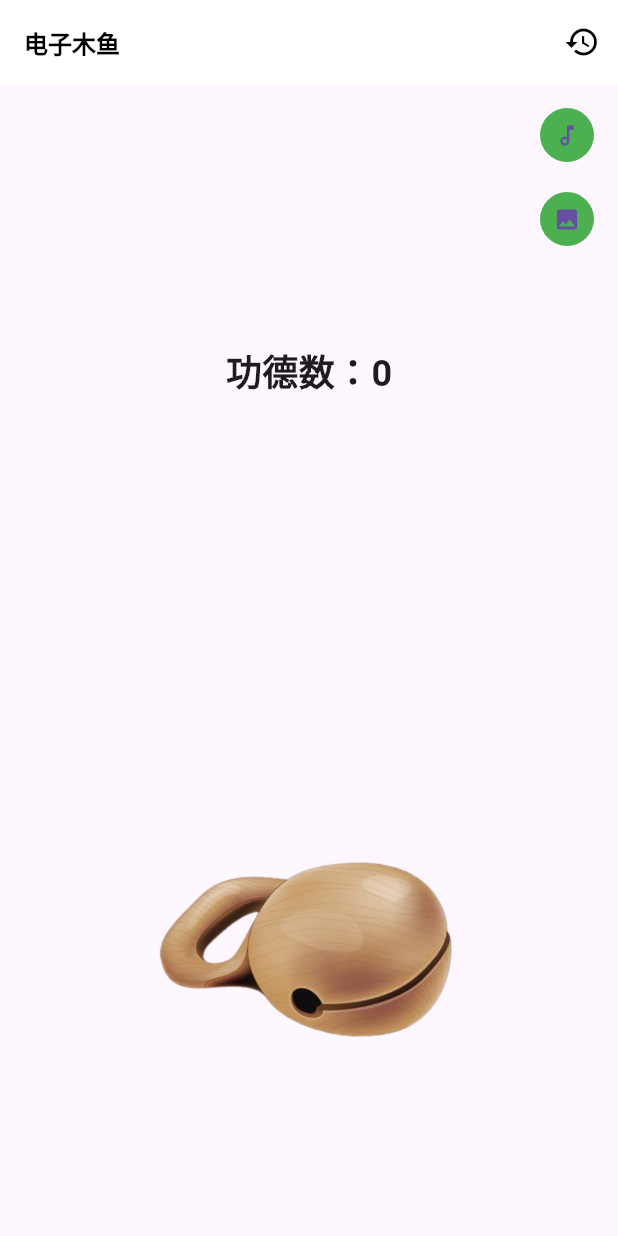
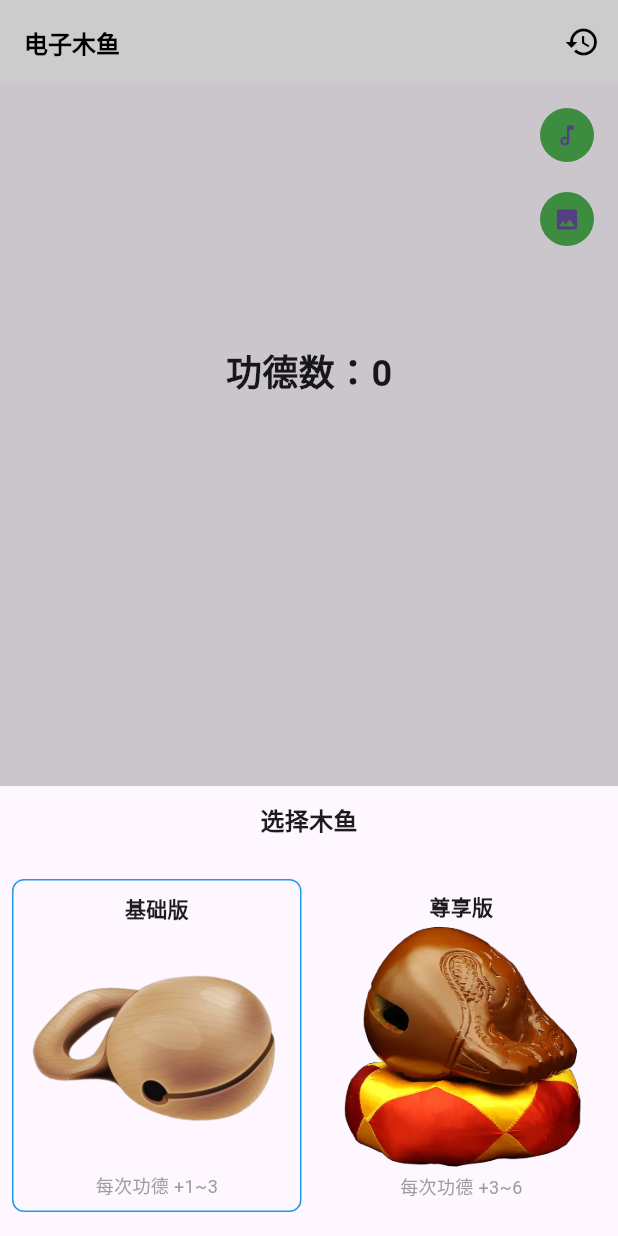
Before and after one commit to JohnnieEric/flutter_learn, a Flutter app: the screen it shows after launch, after a tap on the "image" icon, on a phone screen of 412 x 824 dp. Run offline on Flutter 3.47's test engine with Material 3 defaults, Android fonts, the phone set to English and light mode, and no system bars; missing offline and left inert: flame_audio.

Commit message:
add the function of "switch temple block imag" 1.learn border and borderRadius 2.learn EdgeInsets

```diff
--- /dev/null
+++ b/lib/templeblock/imageoption/bean/image_option.dart
@@ -0,0 +1,8 @@
+class ImageOption {
+  final String imageName;
+  final String imageResource;
+  final int min;
+  final int max;
+
+  ImageOption(this.imageName, this.imageResource, this.min, this.max);
+}
--- /dev/null
+++ b/lib/templeblock/imageoption/image_option_item.dart
@@ -0,0 +1,56 @@
+import 'package:flutter/material.dart';
+import 'package:flutter_learn_demo/templeblock/imageoption/bean/image_option.dart';
+
+class ImageOptionItem extends StatelessWidget {
+  final ImageOption imageOption;
+  final bool isSelected;
+
+  const ImageOptionItem(
+      {required this.imageOption, required this.isSelected, super.key});
+
+  @override
+  Widget build(BuildContext context) {
+    /***
+     * Border可以分别构造四条边
+     * Border.fromBorderSide和Border.all可以构造所有边相同的边框
+     * Border.symmetric可以分别构造垂直和水平对称的边框
+     */
+    Border border = const Border.fromBorderSide(BorderSide(color: Colors.blue));
+    return Container(
+        /***
+       * EdgeInsets.symmetric指定垂直或水平方向的边距
+       * EdgeInsets.all 指定所有边距
+       * EdgeInsets.only 指定某一边距
+       * EdgeInsets.fromLTRB 分别指定每一个边距
+       */
+        padding: const EdgeInsets.symmetric(vertical: 8),
+        decoration: BoxDecoration(
+          /***
+           *  BorderRadius.circular 指定所有圆角大小
+           *  BorderRadius.vertical 指定上下圆角大小
+           *  BorderRadius.horizontal 指定左右圆角大小
+           *  BorderRadius.only 指定某一圆角大小
+           */
+          borderRadius: BorderRadius.circular(8),
+          border: isSelected ? border : null,
+        ),
+        child: Column(
+          children: [
+            Text(
+              imageOption.imageName,
+              style: const TextStyle(fontWeight: FontWeight.bold),
+            ),
+            Expanded(
+              child: Padding(
+                padding: const EdgeInsets.symmetric(horizontal: 8.0),
+                child: Image.asset(imageOption.imageResource),
+              ),
+            ),
+            Text(
+              '每次功德 +${imageOption.min}~${imageOption.max}',
+              style: const TextStyle(color: Colors.grey, fontSize: 12),
+            )
+          ],
+        ));
+  }
+}
--- /dev/null
+++ b/lib/templeblock/imageoption/select_image_panel.dart
@@ -0,0 +1,59 @@
+import 'package:flutter/material.dart';
+import 'package:flutter_learn_demo/templeblock/imageoption/bean/image_option.dart';
+import 'package:flutter_learn_demo/templeblock/imageoption/image_option_item.dart';
+
+
+class ImageOptionPanel extends StatelessWidget {
+  final List<ImageOption> imageOptions;
+  final ValueChanged<int> onSelect;
+  final int selectedIndex;
+
+  const ImageOptionPanel({super.key,
+    required this.imageOptions,
+    required this.selectedIndex,
+    required this.onSelect});
+
+  @override
+  Widget build(BuildContext context) {
+    const TextStyle labelStyle = TextStyle(
+        fontSize: 16, fontWeight: FontWeight.bold);
+    const EdgeInsets padding = EdgeInsets.symmetric(
+        horizontal: 8.0, vertical: 16);
+    return Material(
+      child: SizedBox(
+        height: 300,
+        child: Column(
+          children: [
+            Container(
+              height: 46,
+              alignment: Alignment.center,
+              child: const Text('选择木鱼', style: labelStyle,),
+            ),
+            Expanded(
+                child: Padding(
+                  padding: padding,
+                  child: Row(
+                    children: [
+                      Expanded(child: _buildByIndex(0)),
+                      const SizedBox(width: 10),
+                      Expanded(child: _buildByIndex(1)),
+                    ],
+                  ),
+                ))
+          ],
+        ),
+      ),
+    );
+  }
+
+  Widget _buildByIndex(int index) {
+    bool isSelected = index == selectedIndex;
+    return GestureDetector(
+      onTap: () => onSelect(index),
+      child: ImageOptionItem(
+        imageOption:imageOptions[index],
+        isSelected : isSelected
+      ),
+    );
+  }
+}
--- a/lib/templeblock/temple_block_image.dart
+++ b/lib/templeblock/imageoption/temple_block_image.dart
@@ -11,7 +11,7 @@ class TempleBlockImage extends StatelessWidget {
         child: GestureDetector(
       onTap: onTap,
       child: Image.asset(
-        'assets/images/temple_block.png',
+        'assets/images/temple_block_1.png',
         height: 200,
         width: 200,
       ),
--- a/lib/templeblock/temple_block_page.dart
+++ b/lib/templeblock/temple_block_page.dart
@@ -1,9 +1,12 @@
 import 'dart:math';
 
+import 'package:flutter/cupertino.dart';
 import 'package:flutter/material.dart';
 import 'package:flutter_learn_demo/templeblock/count_panel.dart';
+import 'package:flutter_learn_demo/templeblock/imageoption/bean/image_option.dart';
 import 'package:flutter_learn_demo/templeblock/knock_animate_text.dart';
-import 'package:flutter_learn_demo/templeblock/temple_block_image.dart';
+import 'package:flutter_learn_demo/templeblock/imageoption/select_image_panel.dart';
+import 'package:flutter_learn_demo/templeblock/imageoption/temple_block_image.dart';
 import 'package:flame_audio/flame_audio.dart';
 
 class TempleBlockPage extends StatefulWidget {
@@ -19,7 +22,15 @@ class _TempleBlockPageState extends State<TempleBlockPage> {
   int _counter = 0;
   int _addCounter = 0;
   final Random random = Random();
+  int _selectedIndex = 0;
   AudioPool? pool;
+  List<ImageOption> imageOptionList = [
+    ImageOption('基础版', 'assets/images/temple_block_1.png', 1, 3),
+    ImageOption('尊享版', 'assets/images/temple_block_2.png', 3, 6)
+  ];
+
+  ///选择的图片资源
+  String get selectedImage => imageOptionList[_selectedIndex].imageResource;
 
   @override
   void initState() {
@@ -36,11 +47,11 @@ class _TempleBlockPageState extends State<TempleBlockPage> {
           Expanded(
               child: CountPanel(
                   count: _counter,
-                  onTapSwitchAudio: () {},
-                  onTapSwitchImage: () {})),
+                  onTapSwitchAudio: _onTapSwitchTempleBlockKnockSound,
+                  onTapSwitchImage: _onTapSwitchTempleBlockImage)),
           Expanded(
               child: Stack(
-                alignment: Alignment.topCenter,
+            alignment: Alignment.topCenter,
             children: [
               TempleBlockImage(
                 onTap: _knockTempleBlock,
@@ -91,11 +102,43 @@ class _TempleBlockPageState extends State<TempleBlockPage> {
   ///去历史页面
   void _toHistory() {}
 
+  int get knockValue {
+    int min = imageOptionList[_selectedIndex].min;
+    int max = imageOptionList[_selectedIndex].max;
+    return min + random.nextInt(max + 1 - min);
+  }
+
   void _knockTempleBlock() {
     pool?.start();
     setState(() {
-      _addCounter = 1 + random.nextInt(3);
+      _addCounter = knockValue;
       _counter += _addCounter;
     });
   }
+
+  void _onTapSwitchTempleBlockImage() {
+    showCupertinoModalPopup(
+        context: context,
+        builder: (BuildContext context) {
+          return ImageOptionPanel(
+            imageOptions: imageOptionList,
+            selectedIndex: _selectedIndex,
+            onSelect: _onSelectImage,
+          );
+        });
+  }
+
+  void _onTapSwitchTempleBlockKnockSound() {
+
+  }
+
+  void _onSelectImage(int value) {
+    Navigator.of(context).pop();
+    if (value == _selectedIndex) {
+      return;
+    }
+    setState(() {
+      _selectedIndex = value;
+    });
+  }
 }
```
Also changed, not shown: assets/images/temple_block_1.png (renamed from assets/images/temple_block.png), assets/images/temple_block_2.png (added).
